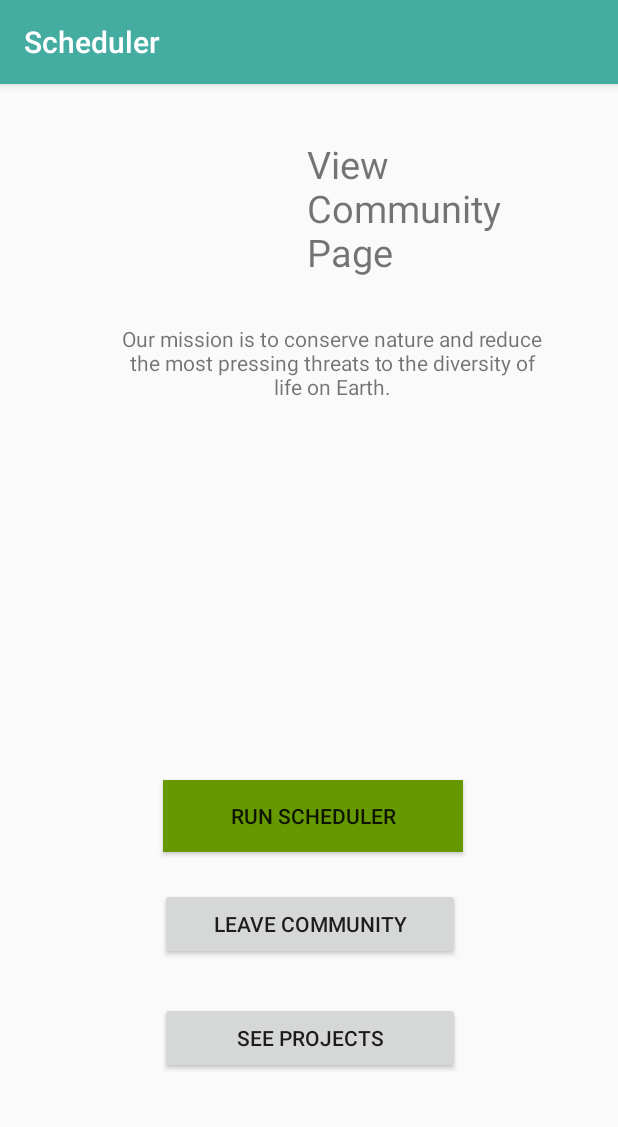
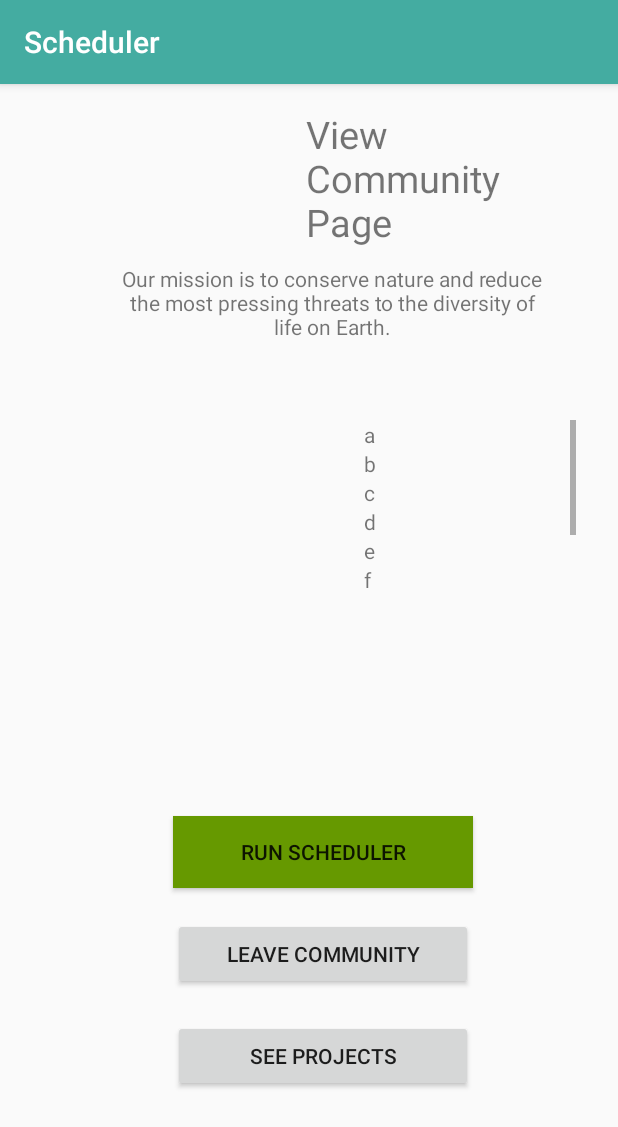
Before and after one commit to Cchlee/christopherlee.github.io, an Android app: the ViewCommunity screen opened directly, with no data from a screen before it, on a phone screen of 412 x 824 dp. Shown: the top 1127 px of the screen. Run offline under Robolectric (Android 15) with nearby library versions, the phone set to English and light mode, and no system bars.

Commit message:
Added unversioned files (scroller)

```diff
--- a/app/src/main/java/com/example/scheduler/ViewCommunity.java
+++ b/app/src/main/java/com/example/scheduler/ViewCommunity.java
@@ -2,6 +2,7 @@ package com.example.scheduler;
 
 import android.support.v7.app.AppCompatActivity;
 import android.os.Bundle;
+import android.view.LayoutInflater;
 import android.view.View;
 import android.widget.*;
 import android.content.Intent;
@@ -12,6 +13,7 @@ public class ViewCommunity extends AppCompatActivity {
     private Button runScheduler;
     private String communityName;
     private boolean projectVisibility;
+    private String[] userNames;
     @Override
     protected void onCreate(Bundle savedInstanceState) {
         super.onCreate(savedInstanceState);
@@ -44,5 +46,32 @@ public class ViewCommunity extends AppCompatActivity {
                 startActivity(intent);
             }
         });
+
+        userNames = new String[10];
+        userNames[0] = "a";
+        userNames[1] = "b";
+        userNames[2] = "c";
+        userNames[3] = "d";
+        userNames[4] = "e";
+        userNames[5] = "f";
+        userNames[6] = "g";
+        userNames[7] = "h";
+        userNames[8] = "i";
+        userNames[9] = "j";
+
+        LinearLayout usersInCommunity = findViewById(R.id.usersInCommunity);
+
+        LayoutInflater inflater = LayoutInflater.from(this);
+
+        for(int i = 0; i < userNames.length; i++) {
+
+            View view = inflater.inflate(R.layout.layout_for_vertical_scroller, usersInCommunity, false);
+
+            TextView textView = view.findViewById(R.id.verticalScrollText);
+            textView.setText(userNames[i]);
+
+            usersInCommunity.addView(view);
+
+        }
     }
 }
--- a/app/src/main/res/layout/activity_view_community.xml
+++ b/app/src/main/res/layout/activity_view_community.xml
@@ -14,12 +14,12 @@
         android:layout_marginLeft="8dp"
         android:layout_marginEnd="8dp"
         android:layout_marginRight="8dp"
-        android:layout_marginBottom="32dp"
+        android:layout_marginBottom="28dp"
         android:text="Add Project"
         android:visibility="visible"
         app:layout_constraintBottom_toBottomOf="parent"
         app:layout_constraintEnd_toEndOf="parent"
-        app:layout_constraintHorizontal_bias="0.502"
+        app:layout_constraintHorizontal_bias="0.548"
         app:layout_constraintStart_toStartOf="parent" />
 
     <Button
@@ -30,18 +30,18 @@
         android:layout_marginLeft="8dp"
         android:layout_marginEnd="8dp"
         android:layout_marginRight="8dp"
-        android:layout_marginBottom="256dp"
+        android:layout_marginBottom="232dp"
         android:background="@android:color/holo_green_dark"
         android:text="Run Scheduler"
         app:layout_constraintBottom_toBottomOf="parent"
         app:layout_constraintEnd_toEndOf="parent"
-        app:layout_constraintHorizontal_bias="0.512"
+        app:layout_constraintHorizontal_bias="0.548"
         app:layout_constraintStart_toStartOf="parent" />
 
     <ImageView
         android:id="@+id/imageView"
         android:layout_width="130dp"
-        android:layout_height="130dp"
+        android:layout_height="77dp"
         android:layout_marginStart="8dp"
         android:layout_marginLeft="8dp"
         android:layout_marginTop="16dp"
@@ -59,13 +59,13 @@
         android:layout_height="wrap_content"
         android:layout_marginStart="8dp"
         android:layout_marginLeft="8dp"
-        android:layout_marginTop="36dp"
+        android:layout_marginTop="16dp"
         android:layout_marginEnd="8dp"
         android:layout_marginRight="8dp"
         android:text="View Community Page"
         android:textSize="25dp"
         app:layout_constraintEnd_toEndOf="parent"
-        app:layout_constraintHorizontal_bias="0.53"
+        app:layout_constraintHorizontal_bias="0.527"
         app:layout_constraintStart_toEndOf="@+id/imageView"
         app:layout_constraintTop_toTopOf="parent" />
 
@@ -75,7 +75,7 @@
         android:layout_height="65dp"
         android:layout_marginStart="8dp"
         android:layout_marginLeft="8dp"
-        android:layout_marginTop="160dp"
+        android:layout_marginTop="120dp"
         android:layout_marginEnd="8dp"
         android:layout_marginRight="8dp"
         android:text="Our mission is to conserve nature and reduce the most pressing threats to the diversity of life on Earth."
@@ -93,11 +93,11 @@
         android:layout_marginLeft="8dp"
         android:layout_marginEnd="8dp"
         android:layout_marginRight="8dp"
-        android:layout_marginBottom="184dp"
+        android:layout_marginBottom="164dp"
         android:text="Leave Community"
         app:layout_constraintBottom_toBottomOf="parent"
         app:layout_constraintEnd_toEndOf="parent"
-        app:layout_constraintHorizontal_bias="0.502"
+        app:layout_constraintHorizontal_bias="0.548"
         app:layout_constraintStart_toStartOf="parent" />
 
     <Button
@@ -108,11 +108,31 @@
         android:layout_marginLeft="8dp"
         android:layout_marginEnd="8dp"
         android:layout_marginRight="8dp"
-        android:layout_marginBottom="108dp"
+        android:layout_marginBottom="96dp"
         android:text="See Projects"
         app:layout_constraintBottom_toBottomOf="parent"
         app:layout_constraintEnd_toEndOf="parent"
-        app:layout_constraintHorizontal_bias="0.502"
+        app:layout_constraintHorizontal_bias="0.548"
         app:layout_constraintStart_toStartOf="parent" />
 
+    <ScrollView
+        android:layout_width="141dp"
+        android:layout_height="122dp"
+        android:layout_marginStart="8dp"
+        android:layout_marginLeft="8dp"
+        android:layout_marginTop="224dp"
+        android:layout_marginEnd="28dp"
+        android:layout_marginRight="28dp"
+        app:layout_constraintEnd_toEndOf="parent"
+        app:layout_constraintHorizontal_bias="1.0"
+        app:layout_constraintStart_toStartOf="parent"
+        app:layout_constraintTop_toTopOf="parent">
+
+        <LinearLayout
+            android:id="@+id/usersInCommunity"
+            android:layout_width="match_parent"
+            android:layout_height="wrap_content"
+            android:orientation="vertical" />
+    </ScrollView>
+
 </android.support.constraint.ConstraintLayout>
--- /dev/null
+++ b/app/src/main/res/layout/layout_for_scroller.xml
@@ -0,0 +1,23 @@
+<?xml version="1.0" encoding="utf-8"?>
+
+<LinearLayout xmlns:android="http://schemas.android.com/apk/res/android"
+    xmlns:app="http://schemas.android.com/apk/res-auto"
+    xmlns:tools="http://schemas.android.com/tools"
+    android:layout_width="wrap_content"
+    android:layout_height="wrap_content"
+    android:orientation="vertical"
+    tools:layout_editor_absoluteX="8dp"
+    tools:layout_editor_absoluteY="8dp">
+
+    <ImageView
+        android:id="@+id/communityScrollerImage"
+        android:layout_width="175dp"
+        android:layout_height="175dp"
+        tools:srcCompat="@tools:sample/avatars" />
+
+    <TextView
+        android:id="@+id/rctext"
+        android:layout_width="175dp"
+        android:layout_height="wrap_content"
+        android:text="TextView" />
+</LinearLayout>
--- /dev/null
+++ b/app/src/main/res/layout/layout_for_vertical_scroller.xml
@@ -0,0 +1,17 @@
+<?xml version="1.0" encoding="utf-8"?>
+
+
+<LinearLayout xmlns:android="http://schemas.android.com/apk/res/android"
+    xmlns:tools="http://schemas.android.com/tools"
+    android:layout_width="wrap_content"
+    android:layout_height="wrap_content"
+    android:orientation="vertical"
+    tools:layout_editor_absoluteX="8dp"
+    tools:layout_editor_absoluteY="8dp">
+
+    <TextView
+        android:id="@+id/verticalScrollText"
+        android:layout_width="120dp"
+        android:layout_height="wrap_content"
+        android:text="TextView" />
+</LinearLayout>
```
